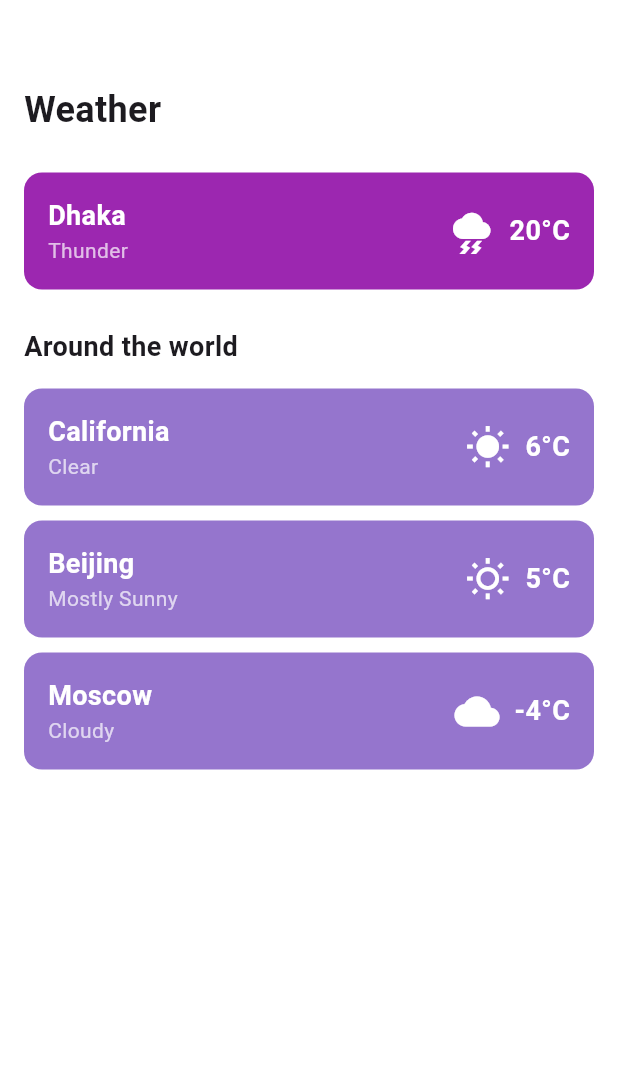
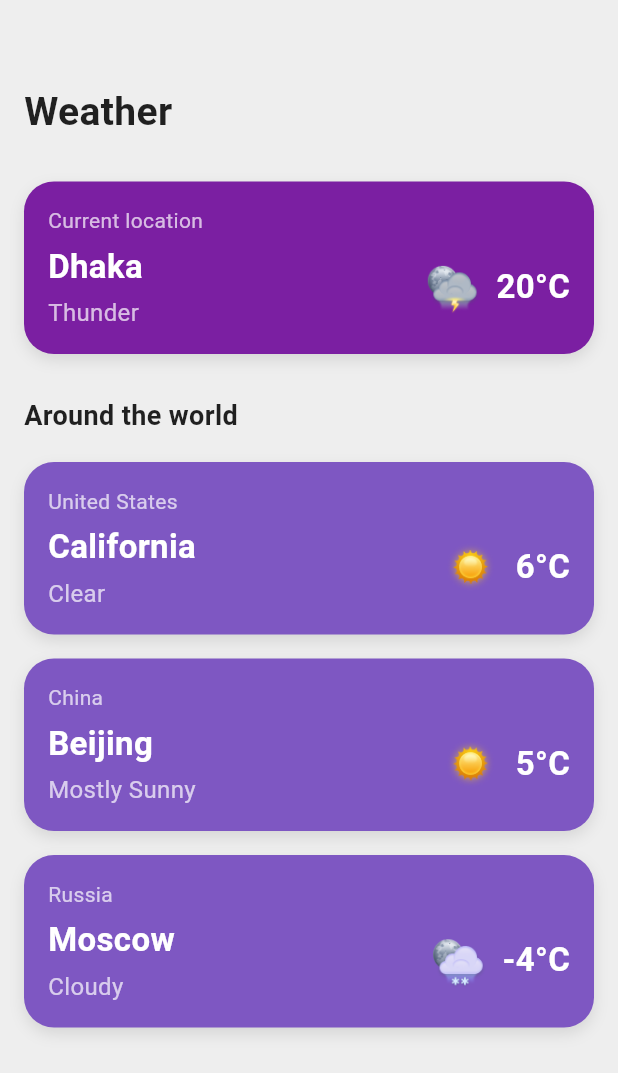
Before and after one commit to Reessess/Prelim_Examination, a Flutter app: the screen it shows after launch, on a phone screen of 412 x 824 dp. Shown: the top 1073 px of the screen. Run offline on Flutter 3.47's test engine with Material 3 defaults, Android fonts, the phone set to English and light mode, and no system bars.

Commit message:
Ayaw mailagay icon sir

```diff
--- a/lib/main.dart
+++ b/lib/main.dart
@@ -1,7 +1,7 @@
 import 'package:flutter/material.dart';
 
 void main() {
-  runApp(WeatherApp());
+  runApp(const WeatherApp());
 }
 
 class WeatherApp extends StatelessWidget {
@@ -11,7 +11,7 @@ class WeatherApp extends StatelessWidget {
   Widget build(BuildContext context) {
     return MaterialApp(
       debugShowCheckedModeBanner: false,
-      home: WeatherScreen(),
+      home: const WeatherScreen(),
     );
   }
 }
@@ -22,48 +22,60 @@ class WeatherScreen extends StatelessWidget {
   @override
   Widget build(BuildContext context) {
     return Scaffold(
-      backgroundColor: Colors.white,
+      backgroundColor: Colors.grey.shade200, // Light grey background
       body: Padding(
         padding: const EdgeInsets.all(16.0),
         child: Column(
           crossAxisAlignment: CrossAxisAlignment.start,
           children: [
-            SizedBox(height: 40),
-            Text(
+            const SizedBox(height: 40),
+            const Text(
               'Weather',
-              style: TextStyle(fontSize: 24, fontWeight: FontWeight.bold),
+              style: TextStyle(
+                fontSize: 26,
+                fontWeight: FontWeight.bold,
+                color: Colors.black87,
               ),
-            SizedBox(height: 20),
-            WeatherCard(
+            ),
+            const SizedBox(height: 20),
+            const WeatherCard(
+              title: 'Current location',
               location: 'Dhaka',
               condition: 'Thunder',
               temperature: '20°C',
-              icon: Icons.thunderstorm,
-              isHighlighted: true,
+              iconPath: 'assets/thunder.png',
+              isHighlighted: true, // Special highlight for current location
             ),
-            SizedBox(height: 20),
-            Text(
+            const SizedBox(height: 20),
+            const Text(
               'Around the world',
-              style: TextStyle(fontSize: 18, fontWeight: FontWeight.bold),
+              style: TextStyle(
+                fontSize: 18,
+                fontWeight: FontWeight.bold,
+                color: Colors.black87,
               ),
-            SizedBox(height: 10),
-            WeatherCard(
+            ),
+            const SizedBox(height: 10),
+            const WeatherCard(
+              title: 'United States',
               location: 'California',
               condition: 'Clear',
               temperature: '6°C',
-              icon: Icons.wb_sunny,
+              iconPath: 'assets/sunny.png',
             ),
-            WeatherCard(
+            const WeatherCard(
+              title: 'China',
               location: 'Beijing',
               condition: 'Mostly Sunny',
               temperature: '5°C',
-              icon: Icons.wb_sunny_outlined,
+              iconPath: 'assets/sunny.png',
             ),
-            WeatherCard(
+            const WeatherCard(
+              title: 'Russia',
               location: 'Moscow',
               condition: 'Cloudy',
               temperature: '-4°C',
-              icon: Icons.cloud,
+              iconPath: 'assets/snow.png',
             ),
           ],
         ),
@@ -73,30 +85,48 @@ class WeatherScreen extends StatelessWidget {
 }
 
 class WeatherCard extends StatelessWidget {
+  final String title;
   final String location;
   final String condition;
   final String temperature;
-  final IconData icon;
+  final String iconPath;
   final bool isHighlighted;
 
-  const WeatherCard({super.key,
+  const WeatherCard({
+    super.key,
+    required this.title,
     required this.location,
     required this.condition,
     required this.temperature,
-    required this.icon,
+    required this.iconPath,
     this.isHighlighted = false,
   });
 
   @override
   Widget build(BuildContext context) {
     return Container(
-      margin: EdgeInsets.symmetric(vertical: 5),
-      padding: EdgeInsets.all(16),
+      margin: const EdgeInsets.symmetric(vertical: 8),
+      padding: const EdgeInsets.all(16),
       decoration: BoxDecoration(
-        color: isHighlighted ? Colors.purple : Colors.deepPurple.shade300,
-        borderRadius: BorderRadius.circular(12),
+        color: isHighlighted ? Colors.purple.shade700 : Colors.deepPurple.shade400,
+        borderRadius: BorderRadius.circular(20), // Rounded edges
+        boxShadow: [
+          BoxShadow(
+            color: Colors.black.withOpacity(0.1),
+            blurRadius: 8,
+            offset: const Offset(0, 4),
           ),
-      child: Row(
+        ],
+      ),
+      child: Column(
+        crossAxisAlignment: CrossAxisAlignment.start,
+        children: [
+          Text(
+            title,
+            style: const TextStyle(fontSize: 14, color: Colors.white70),
+          ),
+          const SizedBox(height: 5),
+          Row(
             mainAxisAlignment: MainAxisAlignment.spaceBetween,
             children: [
               Column(
@@ -104,26 +134,37 @@ class WeatherCard extends StatelessWidget {
                 children: [
                   Text(
                     location,
-                style: TextStyle(
-                  fontSize: 18,
+                    style: const TextStyle(
+                      fontSize: 22,
                       fontWeight: FontWeight.bold,
                       color: Colors.white,
                     ),
                   ),
+                  const SizedBox(height: 4),
                   Text(
                     condition,
-                style: TextStyle(fontSize: 14, color: Colors.white70),
+                    style: const TextStyle(
+                      fontSize: 16,
+                      color: Colors.white70,
+                    ),
                   ),
                 ],
               ),
               Row(
                 children: [
-              Icon(icon, color: Colors.white, size: 30),
-              SizedBox(width: 10),
+                  Image.asset(
+                    iconPath,
+                    width: 40,
+                    height: 40,
+                    fit: BoxFit.contain,
+                    errorBuilder: (context, error, stackTrace) =>
+                    const Icon(Icons.error, color: Colors.white),
+                  ),
+                  const SizedBox(width: 10),
                   Text(
                     temperature,
-                style: TextStyle(
-                  fontSize: 18,
+                    style: const TextStyle(
+                      fontSize: 22,
                       fontWeight: FontWeight.bold,
                       color: Colors.white,
                     ),
@@ -132,6 +173,8 @@ class WeatherCard extends StatelessWidget {
               ),
             ],
           ),
+        ],
+      ),
     );
   }
 }
```
Also changed, not shown: pubspec.yaml (+7 -0 lines), assets/heavy_rain.png (added), assets/snow.png (added), assets/sunny.png (added), assets/thunder.png (added), flutter_01.png (added), flutter_02.png (added). Lines whose indentation alone changed are shown as unchanged.
